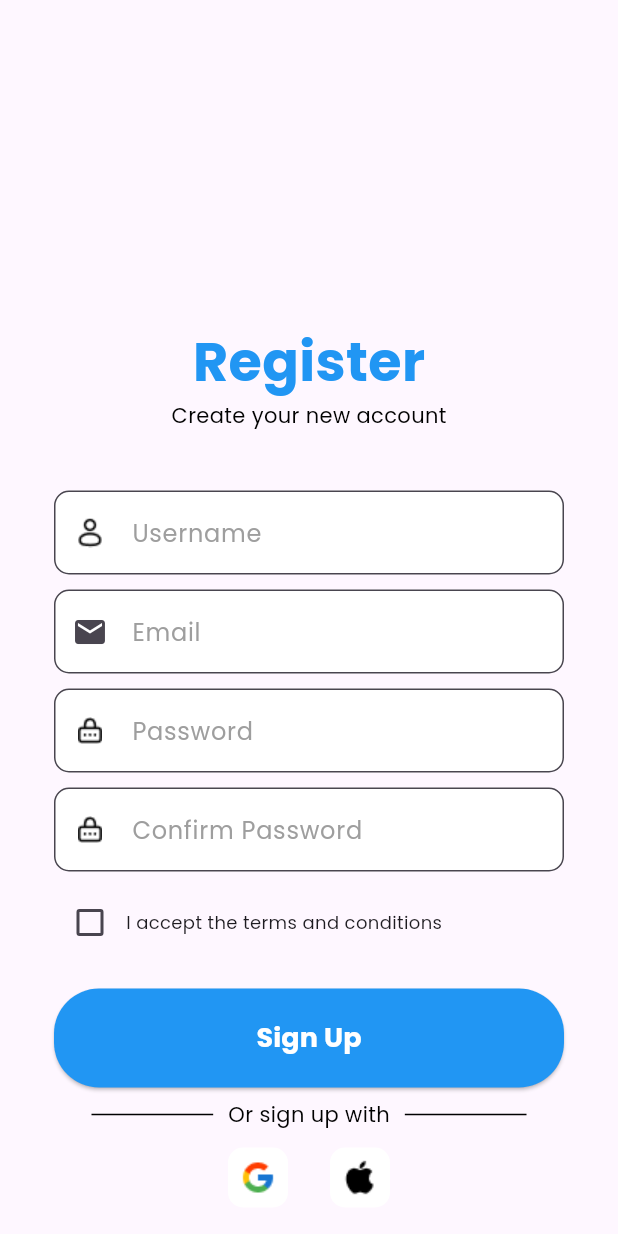
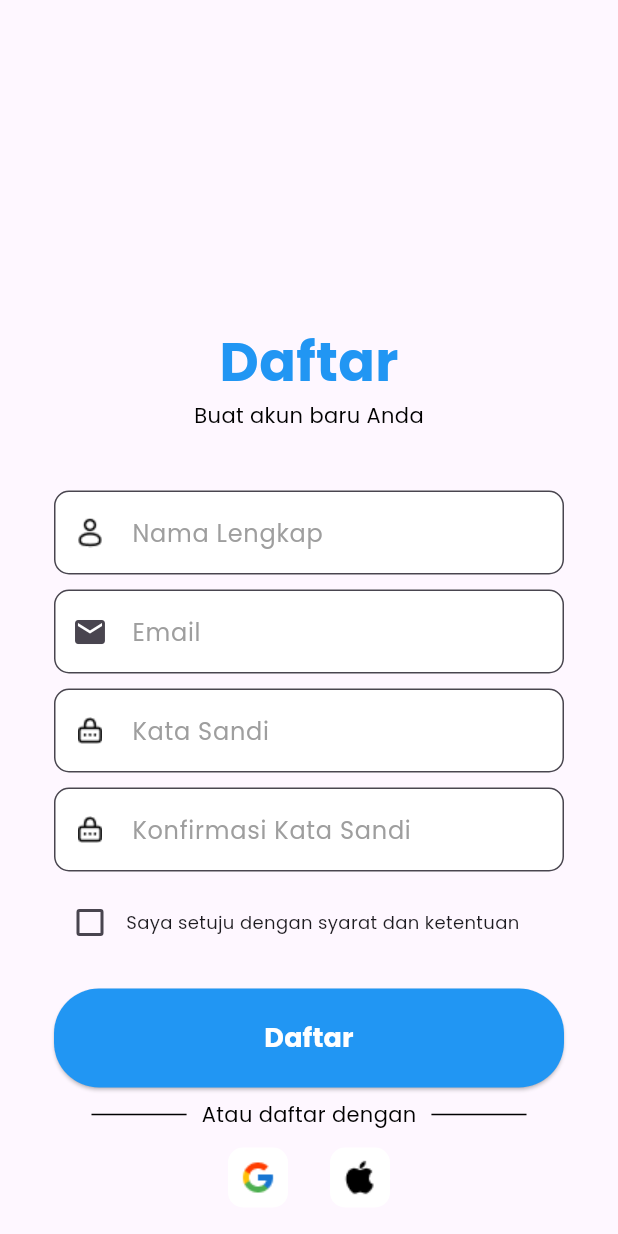
Before and after one commit to RedEye1605/Kelompok-8-Intern-Raion, a Flutter app: the RegisterScreen screen opened by its route, on a phone screen of 412 x 824 dp. Run offline on Flutter 3.47's test engine with Material 3 defaults, Android fonts, the phone set to English and light mode, and no system bars; our stand-ins replace carousel_slider, cloud_firestore, curved_navigation_bar, firebase_auth, firebase_core, get_it and 2 more; missing offline and left inert: cloudinary_flutter, cloudinary_public, cloudinary_url_gen; accounts and stored records are empty; network calls fail.

Commit message:
Change uname to nama

```diff
--- a/lib/features/data/datasources/firebase_auth_service.dart
+++ b/lib/features/data/datasources/firebase_auth_service.dart
@@ -14,13 +14,9 @@ class FirebaseAuthService {
        _googleSignIn = googleSignIn ?? GoogleSignIn();
 
   // Register
-  Future<UserModel> register(
-    String email,
-    String password,
-    String username,
-  ) async {
-    if (username.isEmpty) {
-      throw Exception('Username cannot be empty');
+  Future<UserModel> register(String email, String password, String nama) async {
+    if (nama.isEmpty) {
+      throw Exception('Nama tidak boleh kosong');
     }
 
     try {
@@ -28,7 +24,7 @@ class FirebaseAuthService {
       final querySnapshot =
           await FirebaseFirestore.instance
               .collection('users')
-              .where('username', isEqualTo: username.toLowerCase())
+              .where('username', isEqualTo: nama.toLowerCase())
               .get();
 
       if (querySnapshot.docs.isNotEmpty) {
@@ -54,14 +50,14 @@ class FirebaseAuthService {
             .doc(firebaseUser.uid)
             .set({
               'email': email,
-              'username': username.toLowerCase(), // Save username as a field
+              'nama': nama, // Changed from username to nama
               'createdAt': FieldValue.serverTimestamp(),
             });
 
         return UserModel(
           id: firebaseUser.uid,
           email: firebaseUser.email ?? '',
-          username: username,
+          nama: nama,
         );
       } else {
         throw Exception('User registration failed');
@@ -109,13 +105,10 @@ class FirebaseAuthService {
               .doc(user.uid)
               .get();
 
-      final username = userData.data()?['username'] ?? '';
+      final nama =
+          userData.data()?['nama'] ?? ''; // Changed from username to nama
 
-      return UserModel(
-        id: user.uid,
-        email: user.email ?? '',
-        username: username,
-      );
+      return UserModel(id: user.uid, email: user.email ?? '', nama: nama);
     } on firebase_auth.FirebaseAuthException catch (e) {
       switch (e.code) {
         case 'user-not-found':
@@ -167,13 +160,10 @@ class FirebaseAuthService {
               .doc(user.uid)
               .get();
 
-      final username = userData.data()?['username'] ?? '';
+      final nama =
+          userData.data()?['nama'] ?? ''; // Changed from username to nama
 
-      return UserModel(
-        id: user.uid,
-        email: user.email ?? '',
-        username: username,
-      );
+      return UserModel(id: user.uid, email: user.email ?? '', nama: nama);
     } on firebase_auth.FirebaseAuthException catch (e) {
       switch (e.code) {
         case 'account-exists-with-different-credential':
@@ -204,7 +194,7 @@ class FirebaseAuthService {
   Future<void> updateUserPhoto(String userId, String imageUrl) async {
     try {
       await FirebaseFirestore.instance.collection('users').doc(userId).update({
-        'userphoto' : imageUrl,
+        'userphoto': imageUrl,
       });
     } catch (e) {
       print("Error : $e");
--- a/lib/features/data/models/user_model.dart
+++ b/lib/features/data/models/user_model.dart
@@ -1,17 +1,29 @@
 import 'package:my_flutter_app/features/domain/entities/user.dart';
 
 class UserModel extends UserEntity {
-  UserModel({required super.id, required super.email, required super.username});
+  UserModel({
+    required String id,
+    required String email,
+    required String nama,
+  }) : super(
+          id: id,
+          email: email,
+          nama: nama,
+        );
 
   factory UserModel.fromJson(Map<String, dynamic> json) {
     return UserModel(
-      id: json['uid'],
+      id: json['id'],
       email: json['email'],
-      username: json['username'],
+      nama: json['nama'], // Changed from username to nama
     );
   }
 
   Map<String, dynamic> toJson() {
-    return {'uid': id, 'email': email, 'username': username};
+    return {
+      'id': id,
+      'email': email,
+      'nama': nama, // Changed from username to nama
+    };
   }
 }
--- a/lib/features/data/repositories/auth_repository_impl.dart
+++ b/lib/features/data/repositories/auth_repository_impl.dart
@@ -11,18 +11,18 @@ class AuthRepositoryImpl implements AuthRepository {
   @override
   Future<UserEntity> login(String email, String password) async {
     final user = await firebaseAuthService.login(email, password);
-    return UserEntity(id: user.id, email: user.email, username: '');
+    return UserEntity(id: user.id, email: user.email, nama : '');
   }
 
   @override
-  Future<UserEntity> register(String email, String password, String username) async {
-    final user = await firebaseAuthService.register(email, password, username);
-    return UserEntity(id: user.id, email: user.email, username: username);
+  Future<UserEntity> register(String email, String password, String nama) async {
+    final user = await firebaseAuthService.register(email, password, nama);
+    return UserEntity(id: user.id, email: user.email, nama: nama);
   }
 
   @override
   Future<UserEntity> loginWithGoogle() async {
     final user = await firebaseAuthService.signInWithGoogle();
-    return UserEntity(id: user.id, email: user.email, username: '');
+    return UserEntity(id: user.id, email: user.email, nama: '');
   }
 }
--- a/lib/features/domain/entities/user.dart
+++ b/lib/features/domain/entities/user.dart
@@ -1,11 +1,11 @@
 class UserEntity {
   final String id;
   final String email;
-  final String username;
+  final String nama;
 
   UserEntity({
     required this.id,
     required this.email,
-    required this.username
+    required this.nama,
   });
 }
--- a/lib/features/domain/usecases/register_user.dart
+++ b/lib/features/domain/usecases/register_user.dart
@@ -9,14 +9,14 @@ class RegisterUser implements UseCase<UserEntity, RegisterParams> {
 
   @override
   Future<UserEntity> call(RegisterParams params) async {
-    return await repository.register(params.email, params.password, params.username);
+    return await repository.register(params.email, params.password, params.nama);
   }
 }
 
 class RegisterParams {
   final String email;
   final String password;
-  final String username;
+  final String nama;
 
-  RegisterParams({required this.email, required this.password, required this.username});
+  RegisterParams({required this.email, required this.password, required this.nama});
 }
--- a/lib/features/presentation/providers/auth_provider.dart
+++ b/lib/features/presentation/providers/auth_provider.dart
@@ -5,6 +5,7 @@ import 'package:my_flutter_app/features/domain/usecases/register_user.dart';
 import 'package:google_sign_in/google_sign_in.dart';
 import 'package:firebase_auth/firebase_auth.dart' as firebase_auth;
 import 'package:my_flutter_app/features/presentation/screens/Home/home_page.dart';
+import 'package:cloud_firestore/cloud_firestore.dart';
 
 class AuthProvider with ChangeNotifier {
   final LoginUser loginUser;
@@ -12,6 +13,7 @@ class AuthProvider with ChangeNotifier {
   final LoginWithGoogle loginWithGoogle;
   final firebase_auth.FirebaseAuth _firebaseAuth =
       firebase_auth.FirebaseAuth.instance;
+  final FirebaseFirestore _firestore = FirebaseFirestore.instance;
 
   String? _userId;
   bool _isLoading = false;
@@ -54,16 +56,24 @@ class AuthProvider with ChangeNotifier {
     }
   }
 
-  Future<void> register(String email, String password, String username) async {
+  Future<void> register(String email, String password, String nama) async {
     _setLoading(true);
     _clearError();
     try {
-      final user = await registerUser(
-        RegisterParams(email: email, password: password, username: username),
+      final userCredential = await _firebaseAuth.createUserWithEmailAndPassword(
+        email: email,
+        password: password,
       );
-      _userId = user.id;
+
+      await _firestore.collection('users').doc(userCredential.user!.uid).set({
+        'email': email,
+        'nama': nama,
+        'createdAt': FieldValue.serverTimestamp(),
+        'updatedAt': FieldValue.serverTimestamp(),
+      });
+
+      _userId = userCredential.user!.uid;
       notifyListeners();
-      // Hapus pembuatan dokumen di sini karena sudah dilakukan di FirebaseAuthService
     } catch (e) {
       _setError(e.toString());
       rethrow; // Rethrow to handle in UI
--- a/lib/features/presentation/screens/Auth/register_screen.dart
+++ b/lib/features/presentation/screens/Auth/register_screen.dart
@@ -13,7 +13,8 @@ class _RegisterScreenState extends State<RegisterScreen> {
   final _emailController = TextEditingController();
   final _passwordController = TextEditingController();
   final _confirmPasswordController = TextEditingController();
-  final _usernameController = TextEditingController();
+  final _namaController =
+      TextEditingController(); // Changed from _usernameController
   bool _isLoading = false;
   bool _acceptTerms = false;
 
@@ -32,34 +33,23 @@ class _RegisterScreenState extends State<RegisterScreen> {
 
   Future<void> _register() async {
     if (!_acceptTerms) {
-      _showError('Please accept the terms and conditions');
+      _showError('Silakan setujui syarat dan ketentuan');
       return;
     }
 
-    if (_usernameController.text.isEmpty) {
-      _showError('Username cannot be empty');
+    if (_namaController.text.isEmpty) {
+      _showError('Nama tidak boleh kosong');
       return;
     }
 
-    if (_usernameController.text.contains(' ')) {
-      _showError('Username cannot contain spaces');
+    if (_namaController.text.length < 3) {
+      _showError('Nama minimal 3 karakter');
       return;
     }
 
-    final RegExp usernameRegex = RegExp(r'^[a-zA-Z0-9_]+$');
-    if (!usernameRegex.hasMatch(_usernameController.text)) {
-      _showError('Username can only contain letters, numbers, and underscores');
-      return;
-    }
-
-    if (_usernameController.text.length < 3 ||
-        _usernameController.text.length > 20) {
-      _showError('Username must be between 3 and 20 characters');
-      return;
-    }
-
-    if (_passwordController.text != _confirmPasswordController.text) {
-      _showError('Passwords do not match');
+    final RegExp nameRegex = RegExp(r'^[a-zA-Z\s]+$');
+    if (!nameRegex.hasMatch(_namaController.text)) {
+      _showError('Nama hanya boleh berisi huruf dan spasi');
       return;
     }
 
@@ -69,7 +59,7 @@ class _RegisterScreenState extends State<RegisterScreen> {
       await Provider.of<AuthProvider>(context, listen: false).register(
         _emailController.text,
         _passwordController.text,
-        _usernameController.text,
+        _namaController.text,
       );
 
       if (mounted) {
@@ -118,7 +108,7 @@ class _RegisterScreenState extends State<RegisterScreen> {
                     child: Column(
                       children: [
                         const Text(
-                          "Register",
+                          "Daftar",
                           style: TextStyle(
                             fontSize: 36,
                             fontWeight: FontWeight.w600,
@@ -127,7 +117,7 @@ class _RegisterScreenState extends State<RegisterScreen> {
                           ),
                         ),
                         const Text(
-                          "Create your new account",
+                          "Buat akun baru Anda",
                           style: TextStyle(
                             fontSize: 14,
                             color: Colors.black,
@@ -136,9 +126,10 @@ class _RegisterScreenState extends State<RegisterScreen> {
                         ),
                         const SizedBox(height: 40),
                         TextField(
-                          controller: _usernameController,
+                          controller: _namaController,
                           decoration: const InputDecoration(
-                            labelText: "Username",
+                            labelText:
+                                "Nama Lengkap", // Changed from "Username"
                             labelStyle: TextStyle(
                               color: Colors.grey,
                               fontFamily: 'Poppins',
@@ -180,7 +171,7 @@ class _RegisterScreenState extends State<RegisterScreen> {
                           controller: _passwordController,
                           obscureText: true,
                           decoration: const InputDecoration(
-                            labelText: "Password",
+                            labelText: "Kata Sandi",
                             labelStyle: TextStyle(
                               color: Colors.grey,
                               fontFamily: 'Poppins',
@@ -203,7 +194,7 @@ class _RegisterScreenState extends State<RegisterScreen> {
                           controller: _confirmPasswordController,
                           obscureText: true,
                           decoration: const InputDecoration(
-                            labelText: "Confirm Password",
+                            labelText: "Konfirmasi Kata Sandi",
                             labelStyle: TextStyle(
                               color: Colors.grey,
                               fontFamily: 'Poppins',
@@ -231,7 +222,7 @@ class _RegisterScreenState extends State<RegisterScreen> {
                               },
                             ),
                             const Text(
-                              "I accept the terms and conditions",
+                              "Saya setuju dengan syarat dan ketentuan",
                               style: TextStyle(
                                 fontFamily: 'Poppins',
                                 fontSize: 12,
@@ -259,7 +250,7 @@ class _RegisterScreenState extends State<RegisterScreen> {
                                   minimumSize: const Size(double.infinity, 35),
                                 ),
                                 child: const Text(
-                                  "Sign Up",
+                                  "Daftar",
                                   style: TextStyle(
                                     fontSize: 18,
                                     fontFamily: 'Poppins',
@@ -283,7 +274,7 @@ class _RegisterScreenState extends State<RegisterScreen> {
                                     ),
                                   ),
                                   const Text(
-                                    "Or sign up with",
+                                    "Atau daftar dengan",
                                     style: TextStyle(
                                       color: Colors.black,
                                       fontFamily: 'Poppins',
@@ -358,7 +349,7 @@ class _RegisterScreenState extends State<RegisterScreen> {
                         TextButton(
                           onPressed: () => Navigator.pop(context),
                           child: const Text(
-                            "Already have an account? Sign In",
+                            "Sudah punya akun? Masuk",
                             style: TextStyle(
                               color: Colors.black,
                               fontFamily: 'Poppins',
```
